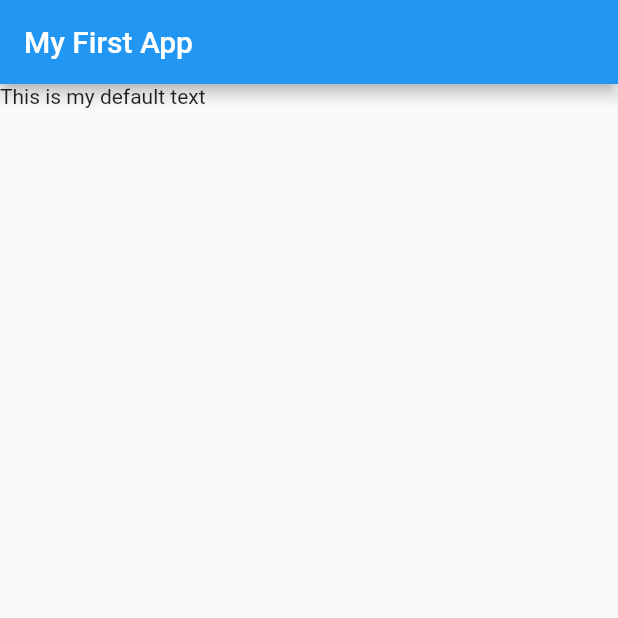
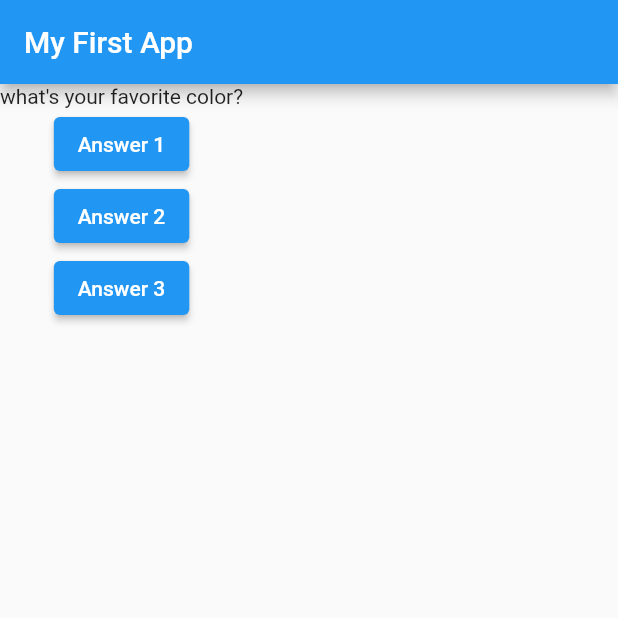
Before and after one commit to Isabellar0501/Quiz-App-Flutter, a Flutter app: the screen it shows after launch, on a phone screen of 412 x 824 dp, the top half of it. Run offline on Flutter 3.47's test engine with Material 2 defaults, Android fonts, the phone set to English and light mode, and no system bars.

Commit message:
Creating basic system

```diff
--- a/Project One/complete_guide/lib/main.dart
+++ b/Project One/complete_guide/lib/main.dart
@@ -3,14 +3,41 @@ import 'package:flutter/material.dart';
 void main() => runApp(MyApp());
 
 class MyApp extends StatelessWidget {
+  var questionIndex = 0;
+
+  void answerQuestions() {
+    questionIndex = questionIndex + 1;
+    print(questionIndex);
+  }
+
   @override
   Widget build(BuildContext context) {
+    var questions = [
+      "what's your favorite color?",
+      "What's your favorite animal?",
+    ];
+
     return MaterialApp(
       home: Scaffold(
         appBar: AppBar(
           title: Text("My First App"),
         ),
-        body: Text("This is my default text"),
+        body: Column(
+          children: [
+            Text(
+              questions[questionIndex],
+            ),
+            ElevatedButton(child: Text("Answer 1"), onPressed: answerQuestions),
+            ElevatedButton(
+              child: Text("Answer 2"),
+              onPressed: answerQuestions,
+            ),
+            ElevatedButton(
+              child: Text("Answer 3"),
+              onPressed: answerQuestions,
+            ),
+          ],
+        ),
       ),
     );
   }
```
